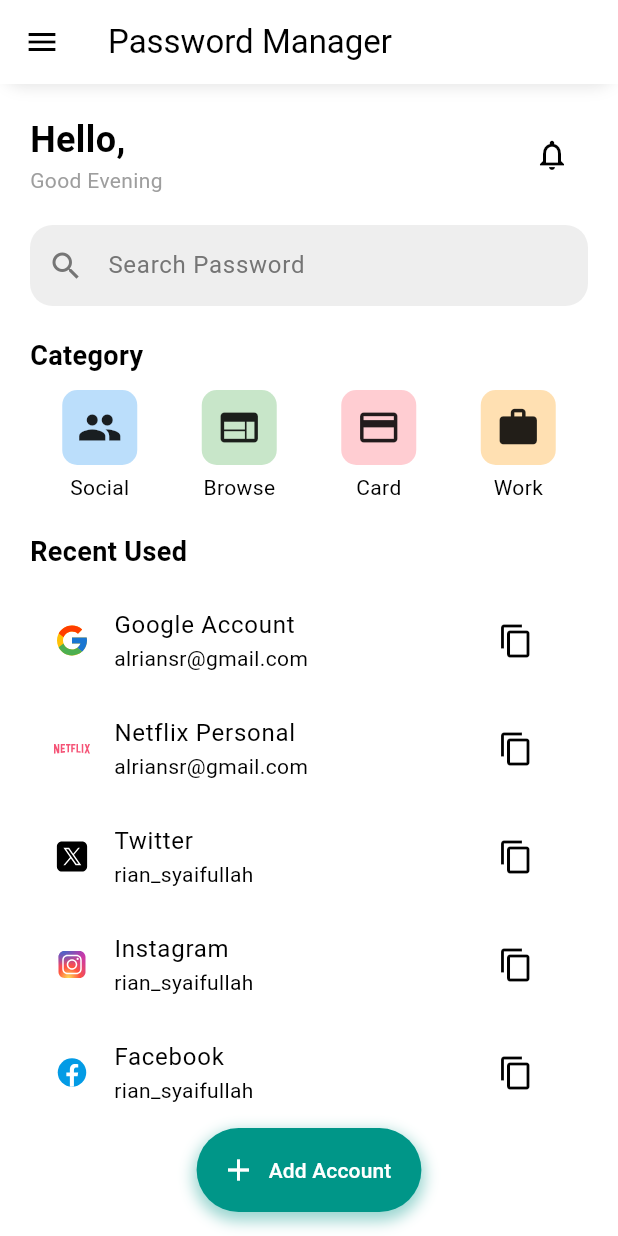
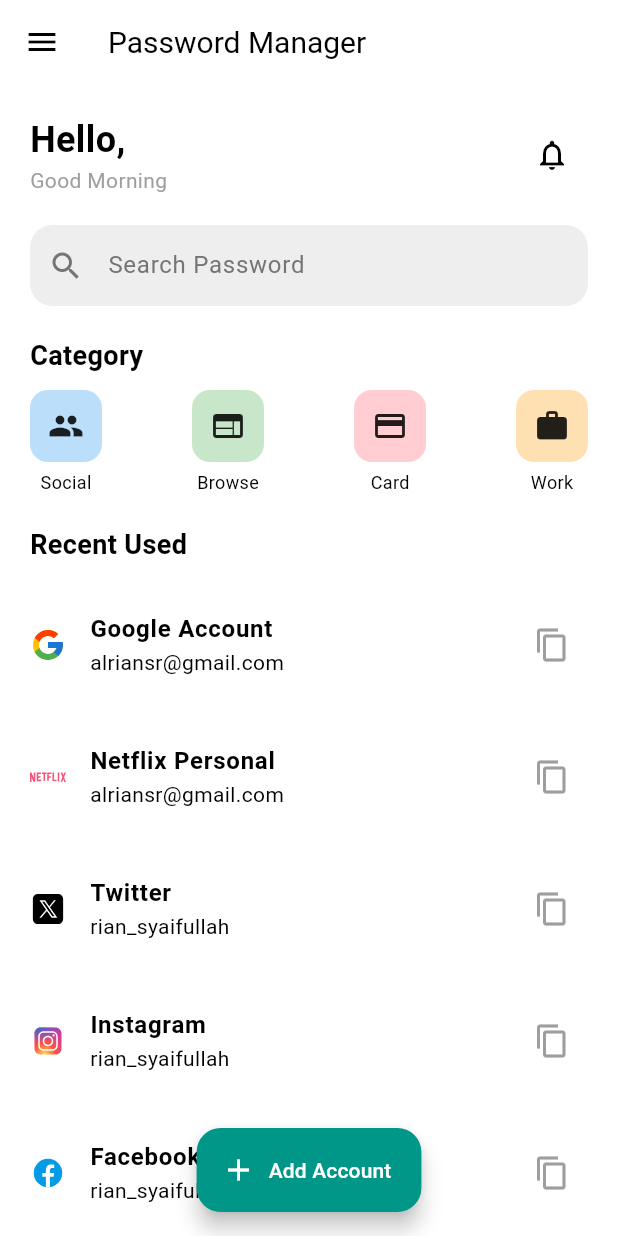
Before and after one commit to ahmad-rian/PaMan---Flutter, a Flutter app: the HomeScreen screen opened by its route, in the side drawer, after a tap on the "content copy" icon, on a phone screen of 412 x 824 dp. Run offline on Flutter 3.47's test engine with Material 3 defaults, Android fonts, the phone set to English and light mode, and no system bars; our stand-ins replace flutter_svg, font_awesome_flutter, shared_preferences; accounts and stored records are empty.

Commit message:
Dicoding Apps

```diff
--- a/lib/screens/home/views/home_screen.dart
+++ b/lib/screens/home/views/home_screen.dart
@@ -4,7 +4,6 @@ import 'package:navigation/screens/sidebar/sidebar.dart';
 import 'package:shared_preferences/shared_preferences.dart';
 import 'package:navigation/screens/add_password/add_password_screen.dart';
 import 'package:flutter_svg/flutter_svg.dart';
-import 'package:intl/intl.dart';
 
 class HomeScreen extends StatefulWidget {
   const HomeScreen({Key? key}) : super(key: key);
@@ -13,40 +12,15 @@ class HomeScreen extends StatefulWidget {
   _HomeScreenState createState() => _HomeScreenState();
 }
 
-class _HomeScreenState extends State<HomeScreen>
-    with SingleTickerProviderStateMixin {
+class _HomeScreenState extends State<HomeScreen> {
   String userName = '';
-  late AnimationController _notificationController;
-  late Animation<Offset> _notificationAnimation;
-  String _notificationMessage = '';
   String _greeting = '';
 
   @override
   void initState() {
     super.initState();
     _loadUserName();
-    _initializeNotificationAnimation();
     _updateGreeting();
-  }
-
-  void _initializeNotificationAnimation() {
-    _notificationController = AnimationController(
-      vsync: this,
-      duration: Duration(milliseconds: 300),
-    );
-    _notificationAnimation = Tween<Offset>(
-      begin: Offset(0, -1),
-      end: Offset.zero,
-    ).animate(CurvedAnimation(
-      parent: _notificationController,
-      curve: Curves.easeOut,
-    ));
-  }
-
-  @override
-  void dispose() {
-    _notificationController.dispose();
-    super.dispose();
   }
 
   Future<void> _loadUserName() async {
@@ -57,11 +31,7 @@ class _HomeScreenState extends State<HomeScreen>
   }
 
   void _updateGreeting() {
-    final now = DateTime.now()
-        .toUtc()
-        .add(Duration(hours: 7)); // Convert to Asia/Jakarta timezone
-    final hour = now.hour;
-
+    final hour = DateTime.now().hour;
     setState(() {
       if (hour < 12) {
         _greeting = 'Good Morning';
@@ -75,22 +45,13 @@ class _HomeScreenState extends State<HomeScreen>
     });
   }
 
-  void _showNotification(String message) {
-    setState(() {
-      _notificationMessage = message;
-    });
-    _notificationController.forward(from: 0.0);
-    Future.delayed(Duration(seconds: 2), () {
-      _notificationController.reverse();
-    });
-  }
-
   @override
   Widget build(BuildContext context) {
     return Scaffold(
       backgroundColor: Colors.white,
       appBar: AppBar(
-        title: Text('Password Manager', style: TextStyle(color: Colors.black)),
+        title: Text('Password Manager',
+            style: TextStyle(color: Colors.black, fontSize: 20)),
         backgroundColor: Colors.white,
         elevation: 0,
         iconTheme: IconThemeData(color: Colors.black),
@@ -104,116 +65,149 @@ class _HomeScreenState extends State<HomeScreen>
         },
         currentRoute: '/home',
       ),
-      body: Stack(
+      body: SafeArea(
+        child: ListView(
+          padding: EdgeInsets.all(20.0),
           children: [
-          SafeArea(
-            child: Padding(
-              padding: const EdgeInsets.all(20.0),
+            _buildGreetingSection(),
+            SizedBox(height: 20),
+            _buildSearchBar(),
+            SizedBox(height: 20),
+            _buildCategorySection(),
+            SizedBox(height: 20),
+            _buildRecentUsedSection(),
+          ],
+        ),
+      ),
+      floatingActionButton: _buildAddAccountButton(),
+      floatingActionButtonLocation: FloatingActionButtonLocation.centerFloat,
+    );
+  }
+
+  Widget _buildGreetingSection() {
+    return Row(
+      mainAxisAlignment: MainAxisAlignment.spaceBetween,
+      children: [
+        Expanded(
           child: Column(
             crossAxisAlignment: CrossAxisAlignment.start,
             children: [
-                  Row(
-                    mainAxisAlignment: MainAxisAlignment.spaceBetween,
-                    children: [
-                      Column(
-                        crossAxisAlignment: CrossAxisAlignment.start,
-                        children: [
-                          Text('Hello, $userName',
-                              style: TextStyle(
-                                  fontSize: 24, fontWeight: FontWeight.bold)),
+              Text(
+                'Hello, $userName',
+                style: TextStyle(fontSize: 24, fontWeight: FontWeight.bold),
+                overflow: TextOverflow.ellipsis,
+              ),
               Text(_greeting, style: TextStyle(color: Colors.grey)),
             ],
           ),
+        ),
         IconButton(
           icon: Icon(Icons.notifications_none),
-                          onPressed: () {}),
+          onPressed: () {},
+        ),
       ],
-                  ),
-                  SizedBox(height: 20),
-                  TextField(
+    );
+  }
+
+  Widget _buildSearchBar() {
+    return TextField(
       decoration: InputDecoration(
         hintText: 'Search Password',
-                      hintStyle: TextStyle(
-                        fontWeight: FontWeight.w400,
-                        color: Colors.grey[600],
-                      ),
-                      prefixIcon: Icon(
-                        Icons.search,
-                        color: Colors.grey[600],
-                      ),
+        hintStyle: TextStyle(color: Colors.grey[600]),
+        prefixIcon: Icon(Icons.search, color: Colors.grey[600]),
         filled: true,
         fillColor: Colors.grey[200],
         border: OutlineInputBorder(
           borderRadius: BorderRadius.circular(15),
           borderSide: BorderSide.none,
         ),
-                      contentPadding:
-                          EdgeInsets.symmetric(vertical: 15, horizontal: 20),
+        contentPadding: EdgeInsets.symmetric(vertical: 15),
       ),
+    );
+  }
+
+  Widget _buildCategorySection() {
+    return Column(
+      crossAxisAlignment: CrossAxisAlignment.start,
+      children: [
+        Text(
+          'Category',
+          style: TextStyle(fontWeight: FontWeight.bold, fontSize: 18),
         ),
-                  SizedBox(height: 20),
-                  Text('Category',
-                      style:
-                          TextStyle(fontWeight: FontWeight.bold, fontSize: 18)),
         SizedBox(height: 10),
         Row(
-                    mainAxisAlignment: MainAxisAlignment.spaceAround,
+          mainAxisAlignment: MainAxisAlignment.spaceBetween,
           children: [
-                      _buildCategoryButton(
-                          Icons.people, 'Social', Colors.blue[100]!),
-                      _buildCategoryButton(
-                          Icons.web, 'Browse', Colors.green[100]!),
-                      _buildCategoryButton(
-                          Icons.credit_card, 'Card', Colors.red[100]!),
-                      _buildCategoryButton(
-                          Icons.work, 'Work', Colors.orange[100]!),
+            _buildCategoryButton(Icons.people, 'Social', Colors.blue[100]!),
+            _buildCategoryButton(Icons.web, 'Browse', Colors.green[100]!),
+            _buildCategoryButton(Icons.credit_card, 'Card', Colors.red[100]!),
+            _buildCategoryButton(Icons.work, 'Work', Colors.orange[100]!),
           ],
         ),
-                  SizedBox(height: 20),
-                  Text('Recent Used',
-                      style:
-                          TextStyle(fontWeight: FontWeight.bold, fontSize: 18)),
+      ],
+    );
+  }
+
+  Widget _buildCategoryButton(IconData icon, String label, Color color) {
+    return Column(
+      children: [
+        Container(
+          padding: EdgeInsets.all(12),
+          decoration: BoxDecoration(
+            color: color,
+            borderRadius: BorderRadius.circular(12),
+          ),
+          child: Icon(icon, size: 24),
+        ),
+        SizedBox(height: 5),
+        Text(label, style: TextStyle(fontSize: 12)),
+      ],
+    );
+  }
+
+  Widget _buildRecentUsedSection() {
+    return Column(
+      crossAxisAlignment: CrossAxisAlignment.start,
+      children: [
+        Text(
+          'Recent Used',
+          style: TextStyle(fontWeight: FontWeight.bold, fontSize: 18),
+        ),
         SizedBox(height: 10),
-                  Expanded(
-                    child: ListView(
-                      children: [
-                        _buildPasswordItem('Google Account',
-                            'alriansr@gmail.com', Colors.blue),
-                        _buildPasswordItem('Netflix Personal',
-                            'alriansr@gmail.com', Colors.red),
         _buildPasswordItem(
-                            'Twitter', 'rian_syaifullah', Colors.lightBlue),
+            'Google Account', 'alriansr@gmail.com', 'assets/icons/google.svg'),
+        _buildPasswordItem('Netflix Personal', 'alriansr@gmail.com',
+            'assets/icons/netflix.svg'),
         _buildPasswordItem(
-                            'Instagram', 'rian_syaifullah', Colors.pink),
+            'Twitter', 'rian_syaifullah', 'assets/icons/twitter.svg'),
         _buildPasswordItem(
-                            'Facebook', 'rian_syaifullah', Colors.pink),
+            'Instagram', 'rian_syaifullah', 'assets/icons/instagram.svg'),
+        _buildPasswordItem(
+            'Facebook', 'rian_syaifullah', 'assets/icons/facebook.svg'),
       ],
+    );
+  }
+
+  Widget _buildPasswordItem(String title, String username, String iconPath) {
+    return ListTile(
+      contentPadding: EdgeInsets.symmetric(vertical: 8),
+      leading: SvgPicture.asset(iconPath, width: 24, height: 24),
+      title: Text(title, style: TextStyle(fontWeight: FontWeight.bold)),
+      subtitle: Text(username),
+      trailing: IconButton(
+        icon: Icon(Icons.copy, color: Colors.grey),
+        onPressed: () {
+          Clipboard.setData(ClipboardData(text: username));
+          ScaffoldMessenger.of(context).showSnackBar(
+            SnackBar(content: Text('Username copied to clipboard')),
+          );
+        },
       ),
-                  ),
-                ],
-              ),
-            ),
-          ),
-          SlideTransition(
-            position: _notificationAnimation,
-            child: CustomNotification(message: _notificationMessage),
-          ),
-        ],
-      ),
-      floatingActionButton: AnimatedContainer(
-        duration: Duration(milliseconds: 200),
-        decoration: BoxDecoration(
-          borderRadius: BorderRadius.circular(30),
-          boxShadow: [
-            BoxShadow(
-              color: Colors.teal.withOpacity(0.4),
-              spreadRadius: 2,
-              blurRadius: 8,
-              offset: Offset(0, 4),
-            ),
-          ],
-        ),
-        child: FloatingActionButton.extended(
+    );
+  }
+
+  Widget _buildAddAccountButton() {
+    return FloatingActionButton.extended(
       onPressed: () {
         Navigator.of(context).push(MaterialPageRoute(
           builder: (context) => AddPasswordScreen(),
@@ -222,115 +216,6 @@ class _HomeScreenState extends State<HomeScreen>
       icon: Icon(Icons.add, color: Colors.white),
       label: Text('Add Account', style: TextStyle(color: Colors.white)),
       backgroundColor: Colors.teal,
-          elevation: 0,
-          shape: RoundedRectangleBorder(
-            borderRadius: BorderRadius.circular(30),
-          ),
-        ),
-      ),
-      floatingActionButtonLocation: FloatingActionButtonLocation.centerFloat,
-    );
-  }
-
-  Widget _buildCategoryButton(IconData icon, String label, Color color) {
-    return Column(
-      children: [
-        Container(
-          padding: EdgeInsets.all(10),
-          decoration: BoxDecoration(
-            color: color,
-            borderRadius: BorderRadius.circular(10),
-          ),
-          child: Icon(icon, size: 30),
-        ),
-        SizedBox(height: 5),
-        Text(label),
-      ],
-    );
-  }
-
-  Widget _buildPasswordItem(String title, String username, Color color) {
-    return ListTile(
-      leading: _getAccountIcon(title),
-      title: Text(title),
-      subtitle: Text(username),
-      trailing: IconButton(
-        icon: Icon(Icons.copy),
-        onPressed: () {
-          Clipboard.setData(ClipboardData(text: username));
-          _showNotification('Username copied to clipboard');
-        },
-      ),
-    );
-  }
-
-  Widget _getAccountIcon(String title) {
-    switch (title.toLowerCase()) {
-      case 'google account':
-        return SvgPicture.asset('assets/icons/google.svg',
-            width: 24, height: 24);
-      case 'netflix personal':
-        return SvgPicture.asset('assets/icons/netflix.svg',
-            width: 24, height: 24);
-      case 'twitter':
-        return SvgPicture.asset('assets/icons/twitter.svg',
-            width: 24, height: 24);
-      case 'instagram':
-        return SvgPicture.asset('assets/icons/instagram.svg',
-            width: 24, height: 24);
-      case 'facebook':
-        return SvgPicture.asset('assets/icons/facebook.svg',
-            width: 24, height: 24);
-      default:
-        return CircleAvatar(
-          backgroundColor: _getColorForTitle(title),
-          child: Text(title[0], style: TextStyle(color: Colors.white)),
     );
   }
 }
-
-  Color _getColorForTitle(String title) {
-    return Colors.primaries[title.hashCode % Colors.primaries.length];
-  }
-}
-
-class CustomNotification extends StatelessWidget {
-  final String message;
-
-  const CustomNotification({Key? key, required this.message}) : super(key: key);
-
-  @override
-  Widget build(BuildContext context) {
-    return Container(
-      padding: EdgeInsets.symmetric(horizontal: 16, vertical: 12),
-      decoration: BoxDecoration(
-        color: Colors.teal,
-        borderRadius: BorderRadius.only(
-          bottomLeft: Radius.circular(16),
-          bottomRight: Radius.circular(16),
-        ),
-        boxShadow: [
-          BoxShadow(
-            color: Colors.black.withOpacity(0.1),
-            blurRadius: 8,
-            offset: Offset(0, 2),
-          ),
-        ],
-      ),
-      child: Row(
-        children: [
-          Icon(Icons.check_circle, color: Colors.white),
-          SizedBox(width: 12),
-          Expanded(
-            child: Text(
-              message,
-              style:
-                  TextStyle(color: Colors.white, fontWeight: FontWeight.bold),
-              overflow: TextOverflow.ellipsis,
-            ),
-          ),
-        ],
-      ),
-    );
-  }
-}
```
Also changed, not shown: 1 other file. Lines whose indentation alone changed are shown as unchanged.
